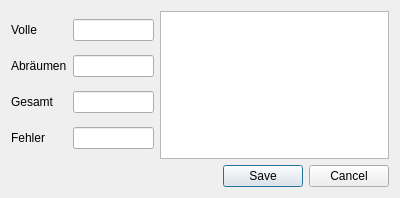
Before: the Qt Designer form EditPlayerPenaltyView.ui in morpheus686/kegelkasse_python, drawn with Qt 5.
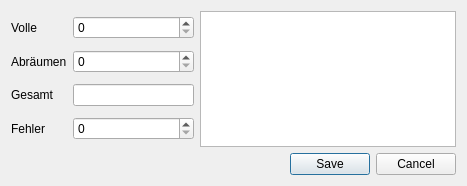
After: the same form once the commit is applied.

Commit message: - added functionality to new dialog - implemented paging for games - implemented necessary database routines - added SpinBoxDelegate (and it works :-) )

Patch:
```diff
--- a/EditPlayerPenaltyView.ui
+++ b/EditPlayerPenaltyView.ui
@@ -6,8 +6,8 @@
    <rect>
     <x>0</x>
     <y>0</y>
-    <width>400</width>
-    <height>198</height>
+    <width>467</width>
+    <height>186</height>
    </rect>
   </property>
   <property name="windowTitle">
@@ -30,9 +30,6 @@
        </property>
       </widget>
      </item>
-     <item row="3" column="1">
-      <widget class="QLineEdit" name="lineEdit_5"/>
-     </item>
      <item row="3" column="0">
       <widget class="QLabel" name="label_5">
        <property name="text">
@@ -40,9 +37,6 @@
        </property>
       </widget>
      </item>
-     <item row="2" column="1">
-      <widget class="QLineEdit" name="lineEdit"/>
-     </item>
      <item row="0" column="0">
       <widget class="QLabel" name="label_2">
        <property name="text">
@@ -50,11 +44,33 @@
        </property>
       </widget>
      </item>
-     <item row="1" column="1">
-      <widget class="QLineEdit" name="lineEdit_4"/>
-     </item>
      <item row="0" column="1">
-      <widget class="QLineEdit" name="lineEdit_3"/>
+      <widget class="QSpinBox" name="full_spin_box">
+       <property name="maximum">
+        <number>800</number>
+       </property>
+      </widget>
+     </item>
+     <item row="1" column="1">
+      <widget class="QSpinBox" name="clear_spin_box">
+       <property name="maximum">
+        <number>300</number>
+       </property>
+      </widget>
+     </item>
+     <item row="3" column="1">
+      <widget class="QSpinBox" name="error_spin_box">
+       <property name="maximum">
+        <number>120</number>
+       </property>
+      </widget>
+     </item>
+     <item row="2" column="1">
+      <widget class="QLineEdit" name="total_line_edit">
+       <property name="readOnly">
+        <bool>true</bool>
+       </property>
+      </widget>
      </item>
     </layout>
    </item>
@@ -69,7 +85,11 @@
     </widget>
    </item>
    <item row="0" column="1">
-    <widget class="QTableView" name="tableView"/>
+    <widget class="QTableView" name="penaltyTable">
+     <attribute name="verticalHeaderVisible">
+      <bool>false</bool>
+     </attribute>
+    </widget>
    </item>
   </layout>
  </widget>
```
The commit also changes 11 other files.
